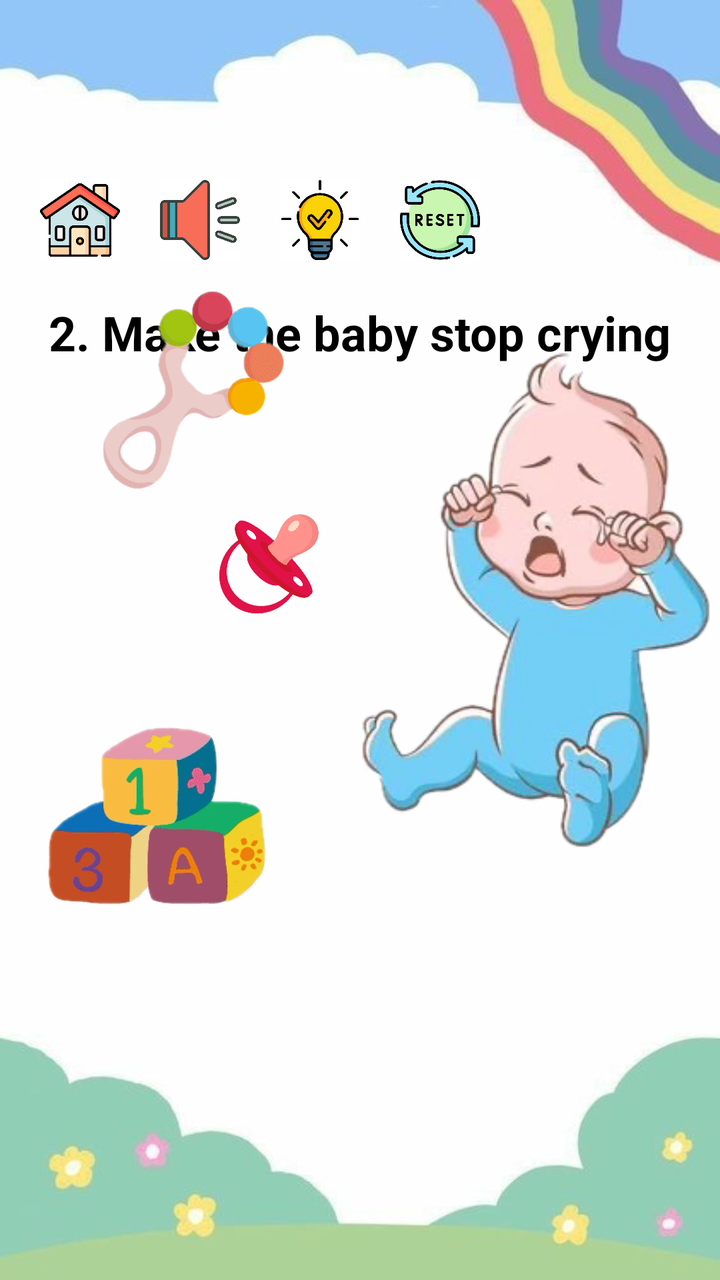
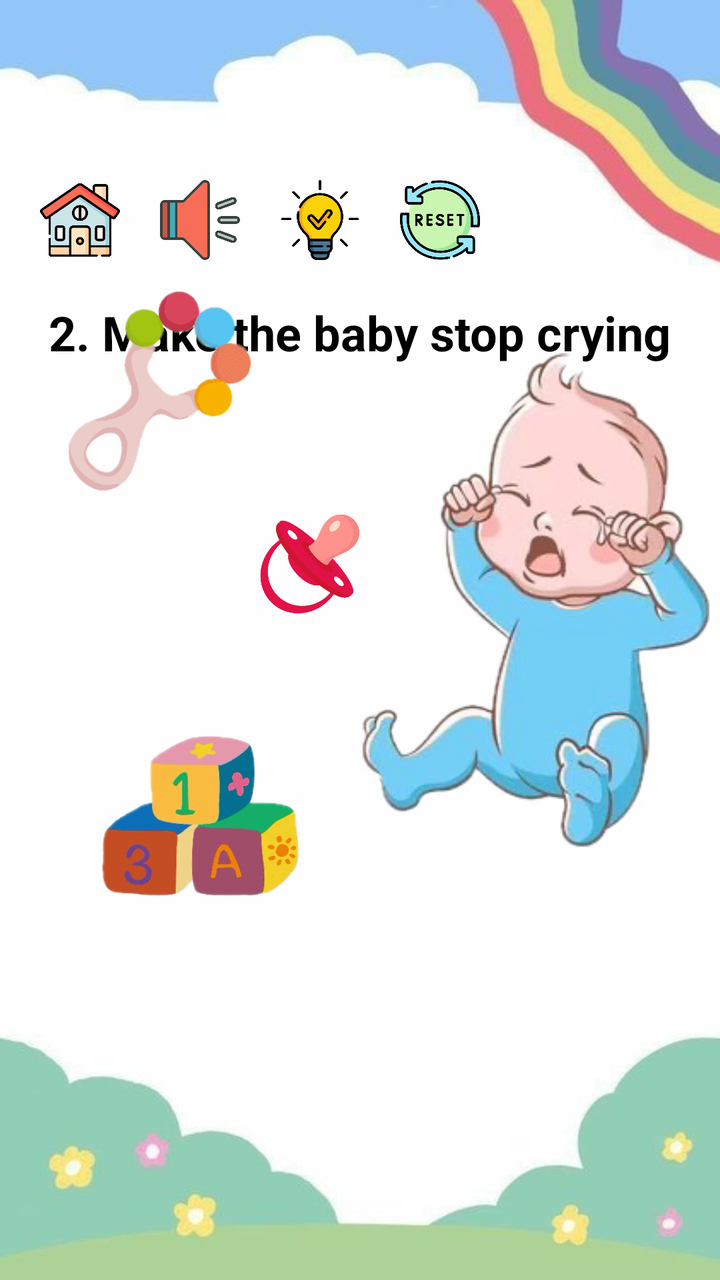

Before-and-after screenshots of an Android layout around one commit, followed by the original layout XML and the change that was made.
<!-- AndroidManifest.xml: application theme Theme.SEHH3165_GP -->
<!-- res/layout/game2_baby.xml -->
<?xml version="1.0" encoding="utf-8"?>
<RelativeLayout xmlns:android="http://schemas.android.com/apk/res/android"
    xmlns:tools="http://schemas.android.com/tools"
    android:layout_width="match_parent"
    android:layout_height="match_parent"
    tools:context=".Game2">

    <include
        layout="@layout/game_layout"
        android:layout_width="match_parent"
        android:layout_height="wrap_content" />

    <TextView
        android:id="@+id/textView_baby"
        android:layout_width="wrap_content"
        android:layout_height="wrap_content"
        android:layout_marginTop="150dp"
        android:layout_centerHorizontal="true"
        android:text="2. Make the baby stop crying"
        android:textColor="@color/black"
        android:textSize="24sp"
        android:textStyle="bold" />

    <ImageButton
        android:id="@+id/imageButton_crying_baby"
        android:layout_width="wrap_content"
        android:layout_height="250dp"
        android:layout_alignParentStart="true"
        android:layout_alignParentBottom="true"
        android:layout_centerInParent="true"
        android:layout_marginStart="176dp"
        android:layout_marginBottom="215dp"
        android:background="?android:attr/activatedBackgroundIndicator"
        android:scaleType="fitCenter"
        android:visibility="visible"
        android:focusable = "true"
        android:src="@drawable/g2_crying_baby" />

    <ImageButton
        android:id="@+id/imageButton_stop_crying_baby"
        android:layout_width="179dp"
        android:layout_height="311dp"
        android:layout_alignParentStart="true"
        android:layout_alignParentBottom="true"
        android:layout_marginStart="200dp"
        android:layout_marginBottom="200dp"
        android:visibility="invisible"
        android:focusable = "false"
        android:background="?android:attr/activatedBackgroundIndicator"
        android:scaleType="fitCenter"
        android:src="@drawable/g2_stop_crying_baby" />

    <ImageButton
        android:id="@+id/imageButton_toy"
        android:layout_width="wrap_content"
        android:layout_height="90dp"
        android:layout_alignParentStart="true"
        android:layout_alignParentEnd="true"
        android:layout_alignParentBottom="true"
        android:layout_centerInParent="true"
        android:layout_marginStart="-47dp"
        android:layout_marginEnd="157dp"
        android:layout_marginBottom="187dp"
        android:background="?android:attr/activatedBackgroundIndicator"
        android:scaleType="fitCenter"
        android:src="@drawable/g2_toy" />

    <ImageButton
        android:id="@+id/imageButton_toy2"
        android:layout_width="wrap_content"
        android:layout_height="100dp"
        android:layout_alignParentStart="true"
        android:layout_alignParentBottom="true"
        android:layout_centerVertical="true"
        android:layout_marginStart="-72dp"
        android:layout_marginBottom="395dp"
        android:background="?android:attr/activatedBackgroundIndicator"
        android:scaleType="fitCenter"
        android:src="@drawable/g2_toy2" />

    <ImageButton
        android:id="@+id/imageButton_toy3"
        android:layout_width="wrap_content"
        android:layout_height="50dp"
        android:layout_alignParentStart="true"
        android:layout_alignParentEnd="true"
        android:layout_alignParentBottom="true"
        android:layout_centerInParent="true"
        android:layout_marginStart="9dp"
        android:layout_marginEnd="100dp"
        android:layout_marginBottom="333dp"
        android:background="?android:attr/activatedBackgroundIndicator"
        android:scaleType="fitCenter"
        android:src="@drawable/g2_nipple" />

</RelativeLayout>
<!-- res/layout/game_layout.xml (included above) -->
<?xml version="1.0" encoding="utf-8"?>
<RelativeLayout xmlns:android="http://schemas.android.com/apk/res/android"
    android:layout_width="match_parent"
    android:layout_height="match_parent"
    android:background="@drawable/bg_game">

    <ImageButton
        android:id="@+id/imageButton_home"
        android:layout_width="40dp"
        android:layout_height="40dp"
        android:layout_marginStart="20dp"
        android:layout_marginTop="90dp"
        android:background="@android:drawable/screen_background_light"
        android:scaleType="fitCenter"
        android:src="@drawable/setting_home" />

    <ImageButton
        android:id="@+id/imageButton_sound"
        android:layout_width="40dp"
        android:layout_height="40dp"
        android:layout_marginStart="20dp"
        android:layout_marginTop="90dp"
        android:layout_toEndOf="@+id/imageButton_home"
        android:background="@android:drawable/screen_background_light"
        android:scaleType="fitCenter"
        android:visibility="visible"
        android:src="@drawable/setting_speaker" />

    <ImageButton
        android:id="@+id/imageButton_hint"
        android:layout_width="40dp"
        android:layout_height="40dp"
        android:layout_marginStart="20dp"
        android:layout_marginTop="90dp"
        android:layout_toEndOf="@+id/imageButton_sound"
        android:background="@android:drawable/screen_background_light"
        android:scaleType="fitCenter"
        android:src="@drawable/setting_hint" />

    <ImageButton
        android:id="@+id/imageButton_reset"
        android:layout_width="40dp"
        android:layout_height="40dp"
        android:layout_marginStart="20dp"
        android:layout_marginTop="90dp"
        android:layout_toEndOf="@+id/imageButton_hint"
        android:background="@android:drawable/screen_background_light"
        android:scaleType="fitCenter"
        android:src="@drawable/setting_reset" />

</RelativeLayout>
<!-- resources referenced by this layout -->
<resources>
  <color name="black">#FF000000</color>
  <!-- drawable bg_game: jpg bitmap (drawable, 13552 bytes) -->
  <!-- drawable g2_crying_baby: jpeg bitmap (drawable, 71703 bytes) -->
  <!-- drawable g2_nipple: jpeg bitmap (drawable, 251910 bytes) -->
  <!-- drawable g2_stop_crying_baby: jpeg bitmap (drawable, 166343 bytes) -->
  <!-- drawable g2_toy: png bitmap (drawable, 69946 bytes) -->
  <!-- drawable g2_toy2: png bitmap (drawable, 77924 bytes) -->
  <!-- drawable setting_hint: png bitmap (drawable, 28012 bytes) -->
  <!-- drawable setting_home: png bitmap (drawable, 34155 bytes) -->
  <!-- drawable setting_reset: png bitmap (drawable, 43959 bytes) -->
  <!-- drawable setting_speaker: png bitmap (drawable, 122319 bytes) -->
  <style name="Theme.SEHH3165_GP" parent="Base.Theme.SEHH3165_GP" />
  <style name="Base.Theme.SEHH3165_GP" parent="Theme.Material3.DayNight.NoActionBar">
          
          
      </style>
</resources>

<!-- the commit's change to res/layout/game2_baby.xml (unified diff, before → after) -->
@@ -31,34 +31,34 @@
         android:layout_marginStart="176dp"
         android:layout_marginBottom="215dp"
         android:background="?android:attr/activatedBackgroundIndicator"
+        android:focusable="true"
         android:scaleType="fitCenter"
-        android:visibility="visible"
-        android:focusable = "true"
-        android:src="@drawable/g2_crying_baby" />
+        android:src="@drawable/g2_crying_baby"
+        android:visibility="visible" />
 
     <ImageButton
         android:id="@+id/imageButton_stop_crying_baby"
         android:layout_width="179dp"
-        android:layout_height="311dp"
+        android:layout_height="280dp"
         android:layout_alignParentStart="true"
         android:layout_alignParentBottom="true"
         android:layout_marginStart="200dp"
         android:layout_marginBottom="200dp"
-        android:visibility="invisible"
-        android:focusable = "false"
         android:background="?android:attr/activatedBackgroundIndicator"
+        android:focusable="false"
         android:scaleType="fitCenter"
-        android:src="@drawable/g2_stop_crying_baby" />
+        android:src="@drawable/g2_stop_crying_baby"
+        android:visibility="invisible" />
 
     <ImageButton
         android:id="@+id/imageButton_toy"
-        android:layout_width="wrap_content"
+        android:layout_width="100dp"
         android:layout_height="90dp"
         android:layout_alignParentStart="true"
-        android:layout_alignParentEnd="true"
+        android:layout_alignParentEnd="false"
         android:layout_alignParentBottom="true"
         android:layout_centerInParent="true"
-        android:layout_marginStart="-47dp"
+        android:layout_marginStart="50dp"
         android:layout_marginEnd="157dp"
         android:layout_marginBottom="187dp"
         android:background="?android:attr/activatedBackgroundIndicator"
@@ -67,27 +67,26 @@
 
     <ImageButton
         android:id="@+id/imageButton_toy2"
-        android:layout_width="wrap_content"
-        android:layout_height="100dp"
+        android:layout_width="100dp"
+        android:layout_height="101dp"
         android:layout_alignParentStart="true"
         android:layout_alignParentBottom="true"
         android:layout_centerVertical="true"
-        android:layout_marginStart="-72dp"
-        android:layout_marginBottom="395dp"
+        android:layout_marginStart="30dp"
+        android:layout_marginBottom="394dp"
         android:background="?android:attr/activatedBackgroundIndicator"
         android:scaleType="fitCenter"
         android:src="@drawable/g2_toy2" />
 
     <ImageButton
         android:id="@+id/imageButton_toy3"
-        android:layout_width="wrap_content"
+        android:layout_width="50dp"
         android:layout_height="50dp"
         android:layout_alignParentStart="true"
-        android:layout_alignParentEnd="true"
+        android:layout_alignParentEnd="false"
         android:layout_alignParentBottom="true"
         android:layout_centerInParent="true"
-        android:layout_marginStart="9dp"
-        android:layout_marginEnd="100dp"
+        android:layout_marginStart="130dp"
         android:layout_marginBottom="333dp"
         android:background="?android:attr/activatedBackgroundIndicator"
         android:scaleType="fitCenter"
